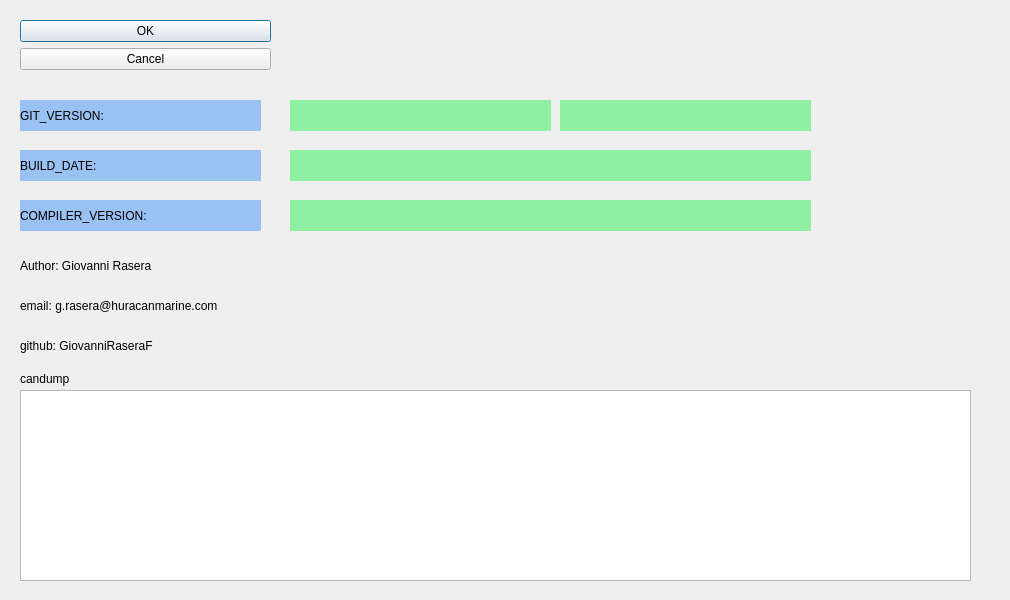
Above: apps/huracanXsantoka/pages/softwareinfo.ui from GiovanniRaseraF/santoka_qt before the change. Below: the same form after it.
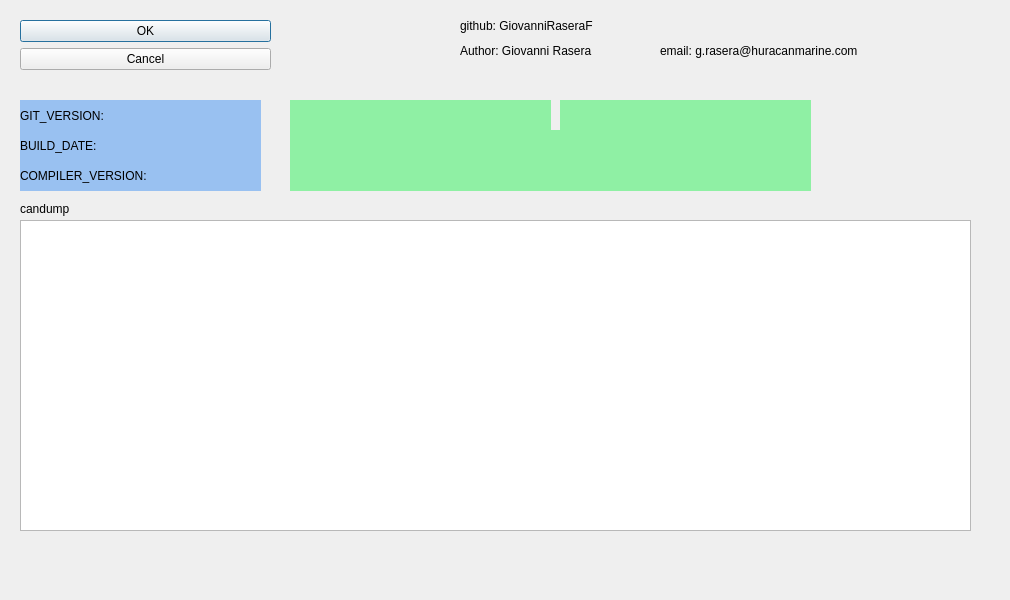
That is the form after the change.

Commit message: candump: bigger text

Diff of the .ui file:
```diff
--- a/apps/huracanXsantoka/pages/softwareinfo.ui
+++ b/apps/huracanXsantoka/pages/softwareinfo.ui
@@ -53,7 +53,7 @@
    <property name="geometry">
     <rect>
      <x>20</x>
-     <y>150</y>
+     <y>130</y>
      <width>241</width>
      <height>31</height>
     </rect>
@@ -70,7 +70,7 @@
    <property name="geometry">
     <rect>
      <x>20</x>
-     <y>200</y>
+     <y>160</y>
      <width>241</width>
      <height>31</height>
     </rect>
@@ -104,7 +104,7 @@
    <property name="geometry">
     <rect>
      <x>290</x>
-     <y>150</y>
+     <y>130</y>
      <width>521</width>
      <height>31</height>
     </rect>
@@ -121,7 +121,7 @@
    <property name="geometry">
     <rect>
      <x>290</x>
-     <y>200</y>
+     <y>160</y>
      <width>521</width>
      <height>31</height>
     </rect>
@@ -137,10 +137,10 @@
   <widget class="QLabel" name="l_author">
    <property name="geometry">
     <rect>
-     <x>20</x>
-     <y>250</y>
-     <width>781</width>
-     <height>31</height>
+     <x>460</x>
+     <y>40</y>
+     <width>181</width>
+     <height>21</height>
     </rect>
    </property>
    <property name="styleSheet">
@@ -153,10 +153,10 @@
   <widget class="QLabel" name="label_5">
    <property name="geometry">
     <rect>
-     <x>20</x>
-     <y>290</y>
-     <width>781</width>
-     <height>31</height>
+     <x>660</x>
+     <y>40</y>
+     <width>261</width>
+     <height>21</height>
     </rect>
    </property>
    <property name="styleSheet">
@@ -169,9 +169,9 @@
   <widget class="QLabel" name="label_6">
    <property name="geometry">
     <rect>
-     <x>20</x>
-     <y>330</y>
-     <width>781</width>
+     <x>460</x>
+     <y>10</y>
+     <width>181</width>
      <height>31</height>
     </rect>
    </property>
@@ -203,17 +203,21 @@
    <property name="geometry">
     <rect>
      <x>20</x>
-     <y>390</y>
+     <y>220</y>
      <width>951</width>
-     <height>191</height>
+     <height>311</height>
     </rect>
    </property>
+   <property name="styleSheet">
+    <string notr="true">font: 15pt &quot;Ubuntu Bold&quot;;
+</string>
+   </property>
   </widget>
   <widget class="QLabel" name="label_4">
    <property name="geometry">
     <rect>
      <x>20</x>
-     <y>370</y>
+     <y>200</y>
      <width>67</width>
      <height>17</height>
     </rect>
```
Left out of the diff: 6 changed lines with no effect on the pictures. The commit also changes 1 other file.
